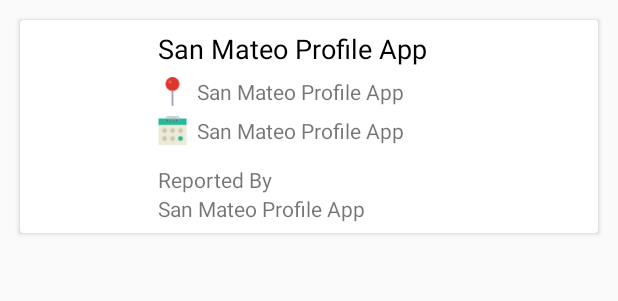
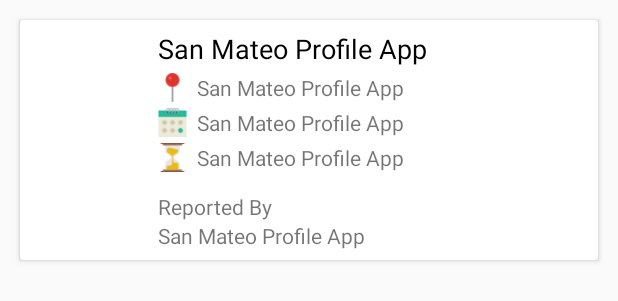
Before and after one commit to LeBronoMars/sanmateo_android, an Android app: the layout row_incident.xml on its own in the app's theme, with its tools: preview values and no code run, on a phone screen of 412 x 824 dp. Shown: the top 301 px of the screen. Run offline under Robolectric (Android 15) with nearby library versions, the light colour scheme and no system bars.

Commit message:
added separate view for time ago

```diff
--- a/app/src/main/java/sanmateo/avinnovz/com/sanmateoprofile/adapters/IncidentsAdapter.java
+++ b/app/src/main/java/sanmateo/avinnovz/com/sanmateoprofile/adapters/IncidentsAdapter.java
@@ -56,6 +56,7 @@ public class IncidentsAdapter extends RecyclerView.Adapter<IncidentsAdapter.View
         @BindView(R.id.tvDescription) TextView tvDescription;
         @BindView(R.id.tvAddress) TextView tvAddress;
         @BindView(R.id.tvDateReported) TextView tvDateReported;
+        @BindView(R.id.tvTimeAgo) TextView tvTimeAgo;
         @BindView(R.id.tvReportedBy) TextView tvReportedBy;
         @BindView(R.id.civReporterImage) CircleImageView civReporterImage;
         @BindView(R.id.rvImages) RecyclerView rvImages;
@@ -77,8 +78,8 @@ public class IncidentsAdapter extends RecyclerView.Adapter<IncidentsAdapter.View
             final Calendar calendar = Calendar.getInstance();
             calendar.setTime(dateReported);
             calendar.add(Calendar.HOUR_OF_DAY,8);
-            holder.tvDateReported.setText(activity.getSDF().format(calendar.getTime()) + " - " +
-                        activity.getPrettyTime().format(calendar.getTime()));
+            holder.tvDateReported.setText(activity.getSDF().format(calendar.getTime()));
+            holder.tvTimeAgo.setText(activity.getPrettyTime().format(calendar.getTime()));
         } catch (ParseException e) {
             e.printStackTrace();
             LogHelper.log("err","error in parsing date --> " + e.getMessage());
--- a/app/src/main/res/layout/row_incident.xml
+++ b/app/src/main/res/layout/row_incident.xml
@@ -51,7 +51,7 @@
             <LinearLayout
                 android:layout_width="match_parent"
                 android:layout_height="wrap_content"
-                android:layout_marginTop="@dimen/_5sdp"
+                android:layout_marginTop="@dimen/_3sdp"
                 android:gravity="center_vertical"
                 android:orientation="horizontal">
 
@@ -73,7 +73,7 @@
                 android:layout_width="match_parent"
                 android:layout_height="wrap_content"
                 android:gravity="center_vertical"
-                android:layout_marginTop="@dimen/_5sdp"
+                android:layout_marginTop="@dimen/_3sdp"
                 android:orientation="horizontal">
 
                 <ImageView
@@ -84,6 +84,27 @@
 
                 <TextView
                     android:id="@+id/tvDateReported"
+                    android:layout_width="match_parent"
+                    android:layout_height="wrap_content"
+                    android:text="@string/app_name" />
+            </LinearLayout>
+
+            <!-- time ago -->
+            <LinearLayout
+                android:layout_width="match_parent"
+                android:layout_height="wrap_content"
+                android:gravity="center_vertical"
+                android:layout_marginTop="@dimen/_3sdp"
+                android:orientation="horizontal">
+
+                <ImageView
+                    android:layout_width="@dimen/_15sdp"
+                    android:layout_height="@dimen/_15sdp"
+                    android:layout_marginRight="@dimen/_5sdp"
+                    android:src="@drawable/hourglass"/>
+
+                <TextView
+                    android:id="@+id/tvTimeAgo"
                     android:layout_width="match_parent"
                     android:layout_height="wrap_content"
                     android:text="@string/app_name" />
```
Also changed, not shown: app/src/main/res/drawable/hourglass.png (added).
